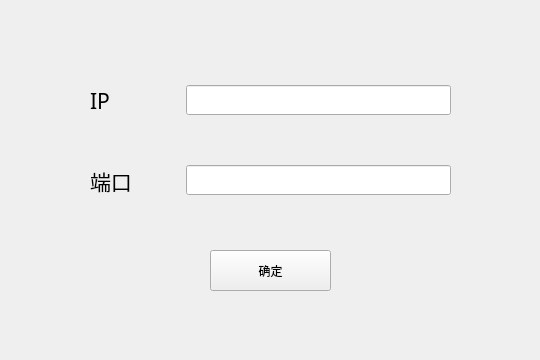
The window that client/configwindow.ui (zx1316/linpop-lan-im) describes before a commit, drawn with Qt 5.
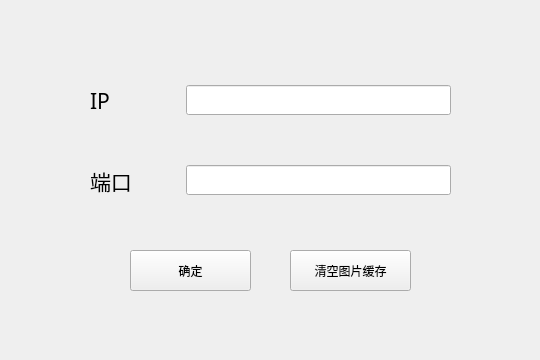
The same window after the commit.

Patch:
```diff
--- a/client/configwindow.ui
+++ b/client/configwindow.ui
@@ -141,7 +141,7 @@
   <widget class="QPushButton" name="confirmButton">
    <property name="geometry">
     <rect>
-     <x>210</x>
+     <x>130</x>
      <y>250</y>
      <width>121</width>
      <height>41</height>
@@ -151,6 +151,19 @@
     <string>确定</string>
    </property>
   </widget>
+  <widget class="QPushButton" name="clearCacheButton">
+   <property name="geometry">
+    <rect>
+     <x>290</x>
+     <y>250</y>
+     <width>121</width>
+     <height>41</height>
+    </rect>
+   </property>
+   <property name="text">
+    <string>清空图片缓存</string>
+   </property>
+  </widget>
  </widget>
  <resources/>
  <connections/>
```
Left out of the diff: 2 changed lines with no effect on the pictures.
